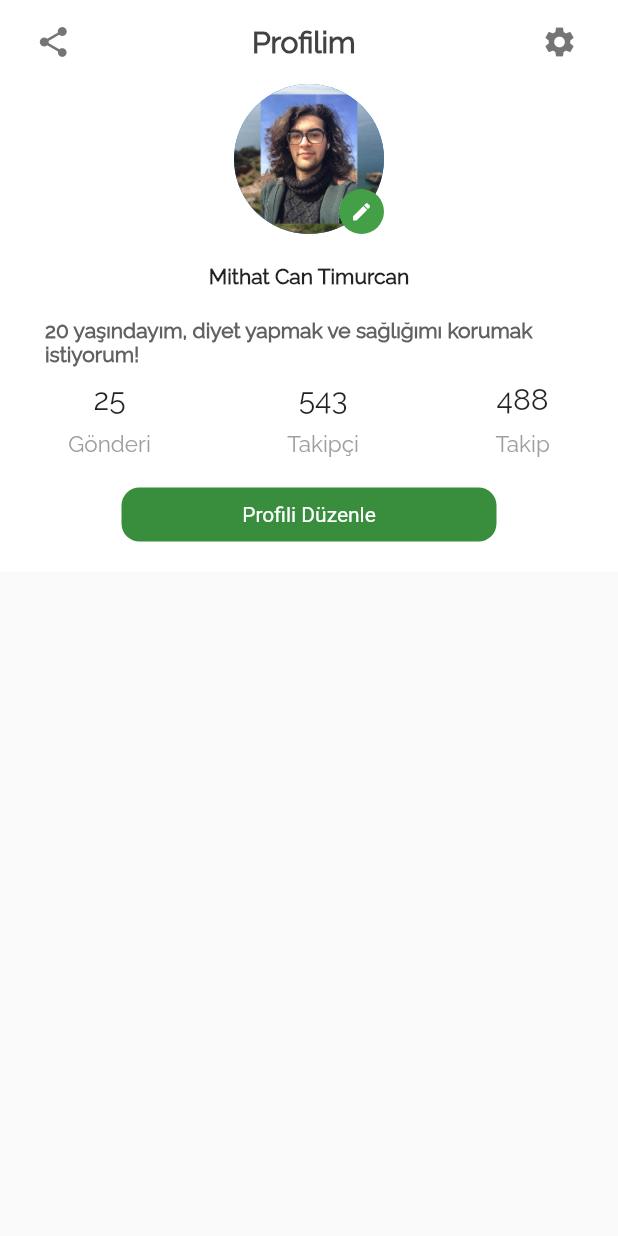
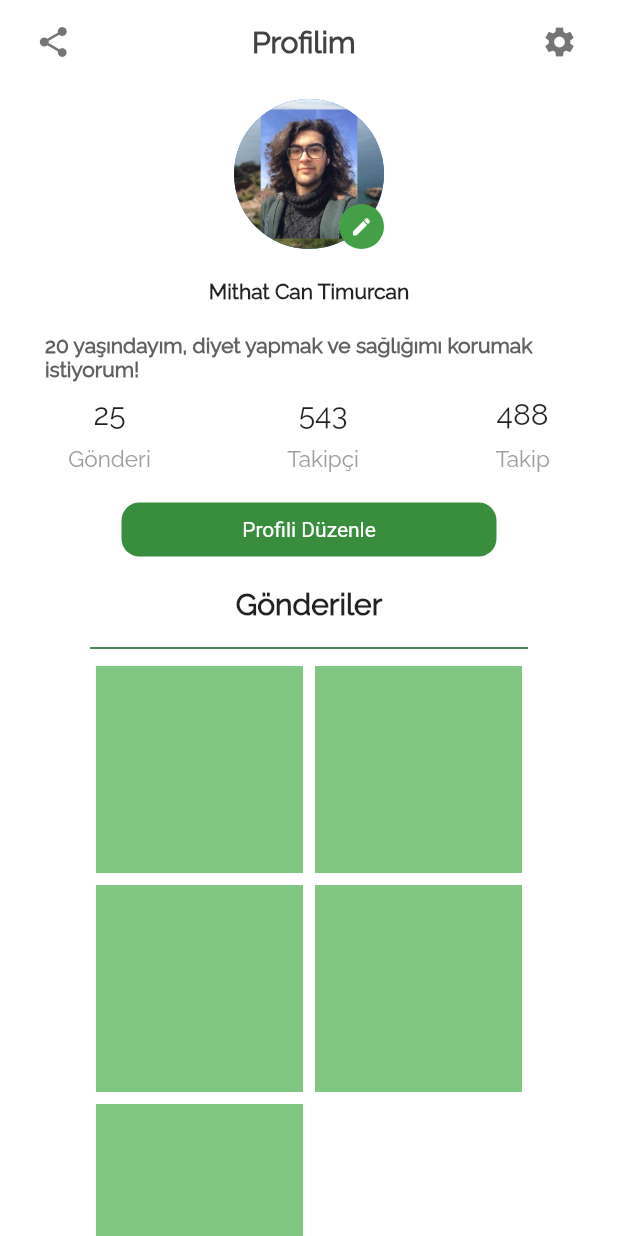
Before and after one commit to Google-Solution-Challenge-Metu/CanYouHearMe, a Flutter app: the ProfileScreen screen opened directly, on a phone screen of 412 x 824 dp. Run offline on Flutter 3.47's test engine with Material 2 defaults, Android fonts, the phone set to English and light mode, and no system bars; our stand-ins replace get, google_nav_bar.

Commit message:
profile screen changes

```diff
--- /dev/null
+++ b/lib/screens/components/posts.dart
@@ -0,0 +1,17 @@
+import 'package:flutter/material.dart';
+
+class PostBuilder extends StatelessWidget {
+  final List<String> userPosts = [];
+
+  PostBuilder({super.key});
+
+  @override
+  Widget build(BuildContext context) {
+    return Padding(
+      padding: const EdgeInsets.all(4.0),
+      child: Container(
+        color: Colors.green[300],
+      ),
+    );
+  }
+}
--- a/lib/screens/profile/profile_screen.dart
+++ b/lib/screens/profile/profile_screen.dart
@@ -1,3 +1,4 @@
+import 'package:dietapp/screens/components/posts.dart';
 import "package:flutter/material.dart";
 
 class ProfileScreen extends StatefulWidget {
@@ -46,9 +47,11 @@ class _ProfileScreenState extends State<ProfileScreen> {
           ),
         ),
       ),
-      body: Column(
+      body: SingleChildScrollView(
+        child: Column(
           children: [
             Container(
+              padding: const EdgeInsets.only(top: 10.0),
               color: Colors.white,
               child: Column(
                 crossAxisAlignment: CrossAxisAlignment.center,
@@ -172,7 +175,47 @@ class _ProfileScreenState extends State<ProfileScreen> {
                 ],
               ),
             ),
+            Container(
+              color: Colors.white,
+              padding: const EdgeInsets.symmetric(horizontal: 20.0),
+              child: Column(
+                children: [
+                  const Center(
+                    child: Text(
+                      "Gönderiler",
+                      style: TextStyle(
+                        fontFamily: "Raleway",
+                        fontWeight: FontWeight.bold,
+                        fontSize: 20.0,
+                      ),
+                    ),
+                  ),
+                  const SizedBox(
+                    height: 10.0,
+                  ),
+                  Container(
+                    padding: const EdgeInsets.symmetric(horizontal: 40.0),
+                    child: Column(
+                      children: [
+                        Divider(
+                          thickness: 1.0,
+                          color: Colors.green[900],
+                        ),
+                        GridView.count(
+                          physics: NeverScrollableScrollPhysics(),
+                          crossAxisCount: 2,
+                          shrinkWrap: true,
+                          childAspectRatio: 1,
+                          children: List.generate(5, (index) => PostBuilder()),
+                        )
                       ],
+                    ),
+                  ),
+                ],
+              ),
+            ),
+          ],
+        ),
       ),
     );
   }
```
Lines whose indentation alone changed are shown as unchanged.
